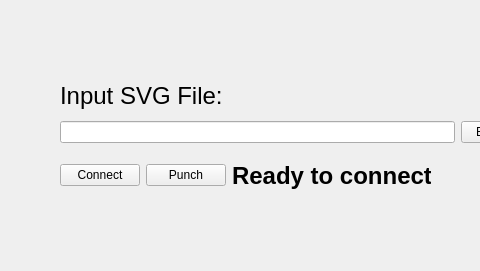
Old version of the form mainwindow.ui in the repository The-Renaissance/HolePuncherUI; both pictures show x 0 to 480 and y 0 to 271 of the 800 by 271 pixel window.
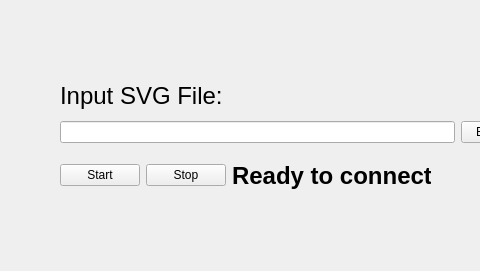
New version of the form.

Commit message: Change buttons to start and stop

Patch:
```diff
--- a/mainwindow.ui
+++ b/mainwindow.ui
@@ -80,7 +80,7 @@
      </item>
     </layout>
    </widget>
-   <widget class="QWidget" name="">
+   <widget class="QWidget" name="layoutWidget">
     <property name="geometry">
      <rect>
       <x>60</x>
@@ -93,14 +93,14 @@
      <item>
       <widget class="QPushButton" name="connectButton">
        <property name="text">
-        <string>Connect</string>
+        <string>Start</string>
        </property>
       </widget>
      </item>
      <item>
       <widget class="QPushButton" name="punchButton">
        <property name="text">
-        <string>Punch</string>
+        <string>Stop</string>
        </property>
       </widget>
      </item>
```
Left out of the diff: 4 changed lines with no effect on the pictures.
